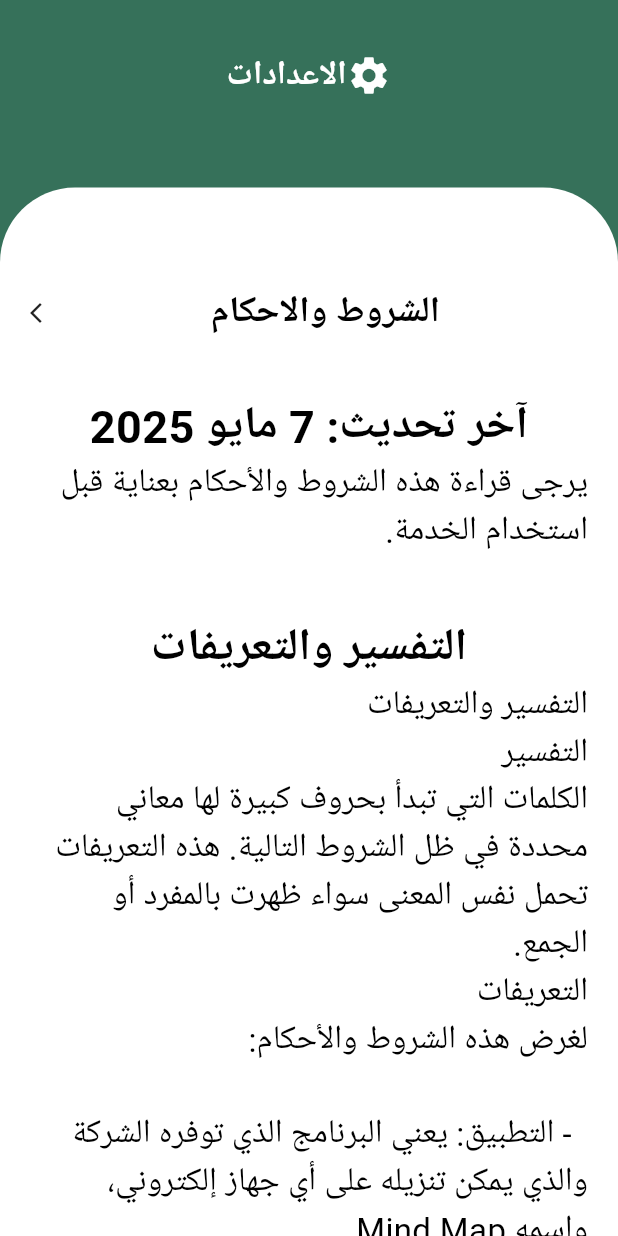
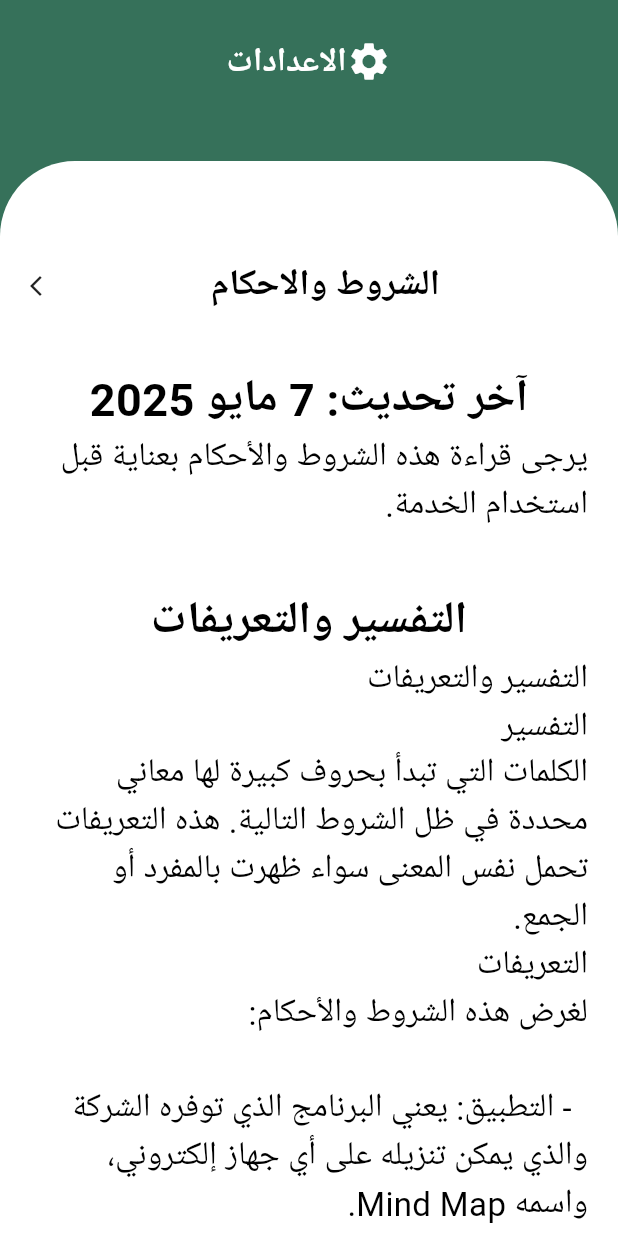
Before and after one commit to OurGraduationTeam/graduation_project, a Flutter app: the SettingCondition screen opened directly, on a phone screen of 412 x 824 dp. Run offline on Flutter 3.47's test engine with Material 3 defaults, Android fonts, the phone set to English and light mode, and no system bars; our stand-ins replace bloc, dio, easy_localization, flutter_bloc, flutter_secure_storage, font_awesome_flutter and 4 more; accounts and stored records are empty.

Commit message:
he fuck me

```diff
--- a/lib/core/settings/Custom_Setting_Background.dart
+++ b/lib/core/settings/Custom_Setting_Background.dart
@@ -9,8 +9,9 @@ class CustomSettingBackdround extends StatelessWidget {
 
   @override
   Widget build(BuildContext context) {
+    var height = MediaQuery.of(context).size.height;
     return Container(
-      height: 100,
+      height: height * 0.1,
       decoration: const BoxDecoration(
         color: Color(0xff36715A),
         borderRadius: BorderRadius.vertical(bottom: Radius.circular(30)),
```
